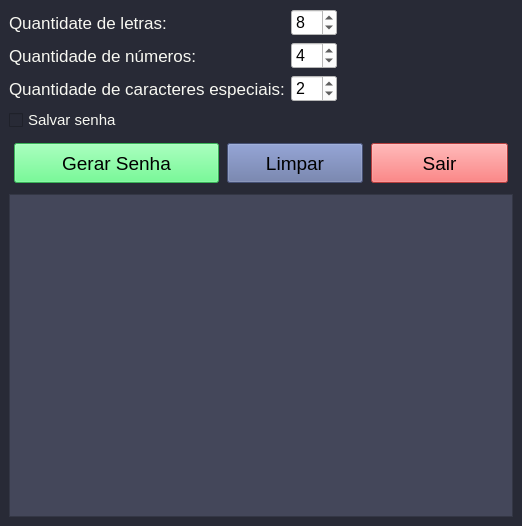
sandenbergmelo/gerador-de-senhas-python, file ui/main.ui: the form before one commit.
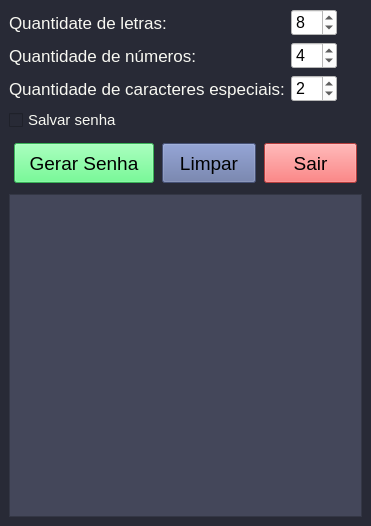
The form after the commit.

```diff
--- a/ui/main.ui
+++ b/ui/main.ui
@@ -6,7 +6,7 @@
    <rect>
     <x>0</x>
     <y>0</y>
-    <width>522</width>
+    <width>371</width>
     <height>526</height>
    </rect>
   </property>
```
Left out of the diff: 2 changed lines with no effect on the pictures.
